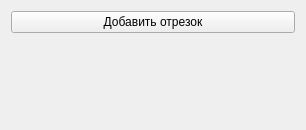
Old version of the form lineadditemwidget.ui in the repository messteno/Q3Solver.
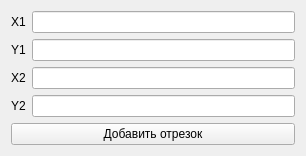
New version of the form.

Commit message: Move to QStackedLayout, add buttons

```diff
--- a/lineadditemwidget.ui
+++ b/lineadditemwidget.ui
@@ -7,14 +7,57 @@
     <x>0</x>
     <y>0</y>
     <width>306</width>
-    <height>130</height>
+    <height>152</height>
    </rect>
   </property>
   <property name="windowTitle">
    <string>Form</string>
   </property>
   <layout class="QFormLayout" name="formLayout">
-   <item row="0" column="0" colspan="2">
+   <property name="fieldGrowthPolicy">
+    <enum>QFormLayout::AllNonFixedFieldsGrow</enum>
+   </property>
+   <item row="0" column="0">
+    <widget class="QLabel" name="x1Label">
+     <property name="text">
+      <string>X1</string>
+     </property>
+    </widget>
+   </item>
+   <item row="0" column="1">
+    <widget class="QLineEdit" name="x1Edit"/>
+   </item>
+   <item row="1" column="0">
+    <widget class="QLabel" name="y1Label">
+     <property name="text">
+      <string>Y1</string>
+     </property>
+    </widget>
+   </item>
+   <item row="1" column="1">
+    <widget class="QLineEdit" name="y1Edit"/>
+   </item>
+   <item row="2" column="0">
+    <widget class="QLabel" name="x2Label">
+     <property name="text">
+      <string>X2</string>
+     </property>
+    </widget>
+   </item>
+   <item row="2" column="1">
+    <widget class="QLineEdit" name="x2Edit"/>
+   </item>
+   <item row="3" column="0">
+    <widget class="QLabel" name="y2Label">
+     <property name="text">
+      <string>Y2</string>
+     </property>
+    </widget>
+   </item>
+   <item row="3" column="1">
+    <widget class="QLineEdit" name="y2Edit"/>
+   </item>
+   <item row="4" column="0" colspan="2">
     <widget class="QPushButton" name="pushButton">
      <property name="text">
       <string>Добавить отрезок</string>
```
The commit also changes 14 other files.
